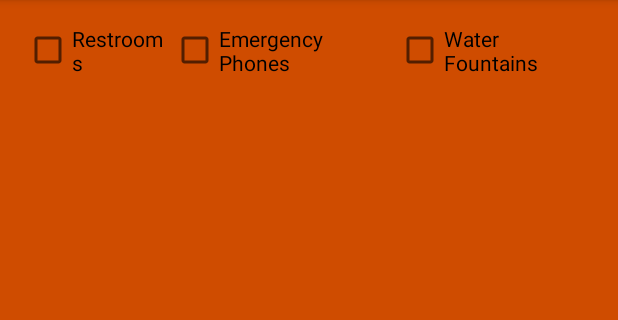
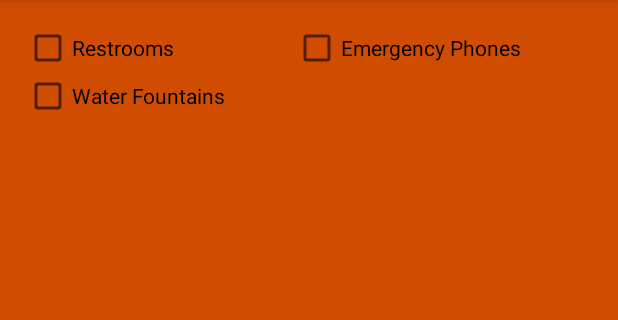
Before and after one commit to dpham147/YarrCampus, an Android app: the UtilitySearchActivity screen opened directly, with no data from a screen before it, on a phone screen of 412 x 824 dp, the part 84-404 px from its top. Run offline under Robolectric (Android 15) with nearby library versions, the phone set to English and light mode, and no system bars.

Commit message:
Splash Tip List, Added DBHelper getAll functions, DBHelper query functions with partial functionality, updated styles.xml

```diff
--- a/app/src/main/java/edu/orangecoastcollege/cs273/yarrcampus/UtilitySearchActivity.java
+++ b/app/src/main/java/edu/orangecoastcollege/cs273/yarrcampus/UtilitySearchActivity.java
@@ -1,13 +1,43 @@
 package edu.orangecoastcollege.cs273.yarrcampus;
 
+import android.os.Bundle;
 import android.support.v7.app.AppCompatActivity;
-import android.os.Bundle;
+import android.view.View;
+import android.widget.CheckBox;
+
+import java.util.List;
 
 public class UtilitySearchActivity extends AppCompatActivity {
+
+    private DBHelper db;
+    private List<Utility> restroomList;
+    private List<Utility> waterList;
+    private List<Utility> emergencyList;
+    private CheckBox restroomCheck;
+    private CheckBox waterFountainCheck;
+    private CheckBox emergencyPhoneCheck;
 
     @Override
     protected void onCreate(Bundle savedInstanceState) {
         super.onCreate(savedInstanceState);
         setContentView(R.layout.activity_utility_search);
+
+        db = new DBHelper(this);
+        restroomList = db.queryUtilityType("Restroom");
+        waterList = db.queryUtilityType("Water Fountain");
+        emergencyList = db.queryUtilityType("Emergency Phone");
+        restroomCheck = (CheckBox) findViewById(R.id.restroomCheck);
+        waterFountainCheck = (CheckBox) findViewById(R.id.waterFountCheck);
+        emergencyPhoneCheck = (CheckBox) findViewById(R.id.emergencyPhoneCheck);
+
+
+    }
+
+    protected void toggleLocationPins (View view)
+    {
+        if (view instanceof CheckBox)
+        {
+            CheckBox selectedCheck = (CheckBox) view;
+        }
     }
 }
--- a/app/src/main/res/layout-land/activity_menu.xml
+++ b/app/src/main/res/layout-land/activity_menu.xml
@@ -11,7 +11,6 @@
     android:paddingTop="@dimen/activity_vertical_margin"
     tools:context="edu.orangecoastcollege.cs273.yarrcampus.MenuActivity"
     android:columnCount="3"
-    android:background="@color/colorAccent"
     android:layout_columnWeight="1"
     android:orientation="vertical">
 
--- a/app/src/main/res/layout-land/activity_utility_search.xml
+++ b/app/src/main/res/layout-land/activity_utility_search.xml
@@ -1,5 +1,5 @@
 <?xml version="1.0" encoding="utf-8"?>
-<RelativeLayout xmlns:android="http://schemas.android.com/apk/res/android"
+<LinearLayout xmlns:android="http://schemas.android.com/apk/res/android"
     xmlns:tools="http://schemas.android.com/tools"
     android:id="@+id/activity_utility_search"
     android:layout_width="match_parent"
@@ -8,6 +8,44 @@
     android:paddingLeft="@dimen/activity_horizontal_margin"
     android:paddingRight="@dimen/activity_horizontal_margin"
     android:paddingTop="@dimen/activity_vertical_margin"
-    tools:context="edu.orangecoastcollege.cs273.yarrcampus.UtilitySearchActivity">
+    tools:context="edu.orangecoastcollege.cs273.yarrcampus.UtilitySearchActivity"
+    android:orientation="vertical">
 
-</RelativeLayout>
+    <GridLayout
+        android:orientation="horizontal"
+        android:layout_width="wrap_content"
+        android:layout_height="wrap_content"
+        android:columnCount="2">
+
+        <CheckBox
+            android:text="@string/restrooms"
+            android:layout_height="wrap_content"
+            android:id="@+id/restroomCheck"
+            android:layout_weight="1"
+            android:layout_width="match_parent"
+            android:gravity="center|start"
+            android:layout_column="0"
+            android:layout_row="0" />
+
+        <CheckBox
+            android:text="@string/emergency_phone"
+            android:layout_height="wrap_content"
+            android:id="@+id/emergencyPhoneCheck"
+            android:layout_weight="1"
+            android:layout_width="match_parent"
+            android:gravity="center|start"
+            android:layout_column="0"
+            android:layout_row="1" />
+
+        <CheckBox
+            android:text="@string/water_fountain"
+            android:layout_height="wrap_content"
+            android:id="@+id/waterFountCheck"
+            android:layout_weight="1"
+            android:layout_width="match_parent"
+            android:gravity="center|start"
+            android:layout_column="0"
+            android:layout_row="2" />
+    </GridLayout>
+
+</LinearLayout>
--- a/app/src/main/res/layout/activity_buidling_list.xml
+++ b/app/src/main/res/layout/activity_buidling_list.xml
@@ -33,5 +33,5 @@
     <ListView
         android:layout_width="match_parent"
         android:layout_height="match_parent"
-        android:id="@+id/BuidlingListView" />
+        android:id="@+id/BuildingListView" />
 </LinearLayout>
--- a/app/src/main/res/layout/activity_menu.xml
+++ b/app/src/main/res/layout/activity_menu.xml
@@ -11,7 +11,6 @@
     android:paddingTop="@dimen/activity_vertical_margin"
     tools:context="edu.orangecoastcollege.cs273.yarrcampus.MenuActivity"
     android:columnCount="3"
-    android:background="@color/colorAccent"
     android:layout_columnWeight="1"
     android:orientation="vertical">
 
--- a/app/src/main/res/layout/activity_splash.xml
+++ b/app/src/main/res/layout/activity_splash.xml
@@ -10,8 +10,7 @@
     android:paddingRight="@dimen/activity_horizontal_margin"
     android:paddingTop="@dimen/activity_vertical_margin"
     tools:context="edu.orangecoastcollege.cs273.yarrcampus.SplashActivity"
-    android:orientation="vertical"
-    android:background="@color/colorAccent">
+    android:orientation="vertical">
 
 
     <ImageView
--- a/app/src/main/res/layout/activity_utility_search.xml
+++ b/app/src/main/res/layout/activity_utility_search.xml
@@ -11,34 +11,44 @@
     tools:context="edu.orangecoastcollege.cs273.yarrcampus.UtilitySearchActivity"
     android:orientation="vertical">
 
-    <LinearLayout
+    <GridLayout
         android:orientation="horizontal"
         android:layout_width="match_parent"
-        android:layout_height="wrap_content">
+        android:layout_height="wrap_content"
+        android:columnCount="2">
 
         <CheckBox
             android:text="@string/restrooms"
             android:layout_height="wrap_content"
             android:id="@+id/restroomCheck"
             android:layout_weight="1"
-            android:layout_width="wrap_content"
-            android:gravity="center|start" />
+            android:layout_width="179dp"
+            android:gravity="center|start"
+            android:layout_column="0"
+            android:layout_row="0"
+            android:onClick="toggleLocationPins" />
 
         <CheckBox
             android:text="@string/emergency_phone"
             android:layout_height="wrap_content"
             android:id="@+id/emergencyPhoneCheck"
             android:layout_weight="1"
-            android:layout_width="wrap_content"
-            android:gravity="center|start" />
+            android:layout_width="172dp"
+            android:gravity="center|start"
+            android:layout_column="1"
+            android:layout_row="0"
+            android:onClick="toggleLocationPins" />
 
         <CheckBox
             android:text="@string/water_fountain"
             android:layout_height="wrap_content"
             android:id="@+id/waterFountCheck"
             android:layout_weight="1"
-            android:layout_width="wrap_content"
-            android:gravity="center|start" />
-    </LinearLayout>
+            android:layout_width="178dp"
+            android:gravity="center|start"
+            android:layout_column="0"
+            android:layout_row="1"
+            android:onClick="toggleLocationPins" />
+    </GridLayout>
 
 </LinearLayout>
--- a/app/src/main/res/values/colors.xml
+++ b/app/src/main/res/values/colors.xml
@@ -2,6 +2,7 @@
 <resources>
     <color name="colorPrimary">#0f248a</color>
     <color name="colorPrimaryDark">#00005c</color>
-    <color name="colorAccent">#cf4c00</color>
+    <color name="colorAccent">#0f248a</color>
     <color name="occ_orange">#fc7c19</color>
+    <color name="background">#cf4c00</color>
 </resources>
--- a/app/src/main/res/values/styles.xml
+++ b/app/src/main/res/values/styles.xml
@@ -6,7 +6,7 @@
         <item name="colorPrimary">@color/colorPrimary</item>
         <item name="colorPrimaryDark">@color/colorPrimaryDark</item>
         <item name="colorAccent">@color/colorAccent</item>
-        <item name="android:colorBackground">@color/colorAccent</item>
+        <item name="android:colorBackground">@color/background</item>
     </style>
 
 </resources>
```
Also changed, not shown: app/src/main/java/edu/orangecoastcollege/cs273/yarrcampus/BuidlingListActivity.java (+18 -1 lines), app/src/main/java/edu/orangecoastcollege/cs273/yarrcampus/DBHelper.java (+147 -11 lines), app/src/main/java/edu/orangecoastcollege/cs273/yarrcampus/ProfessorListActivity.java (+17 -1 lines), app/src/main/java/edu/orangecoastcollege/cs273/yarrcampus/SplashActivity.java (+8 -1 lines), app/src/main/res/values/strings.xml (+16 -2 lines).
